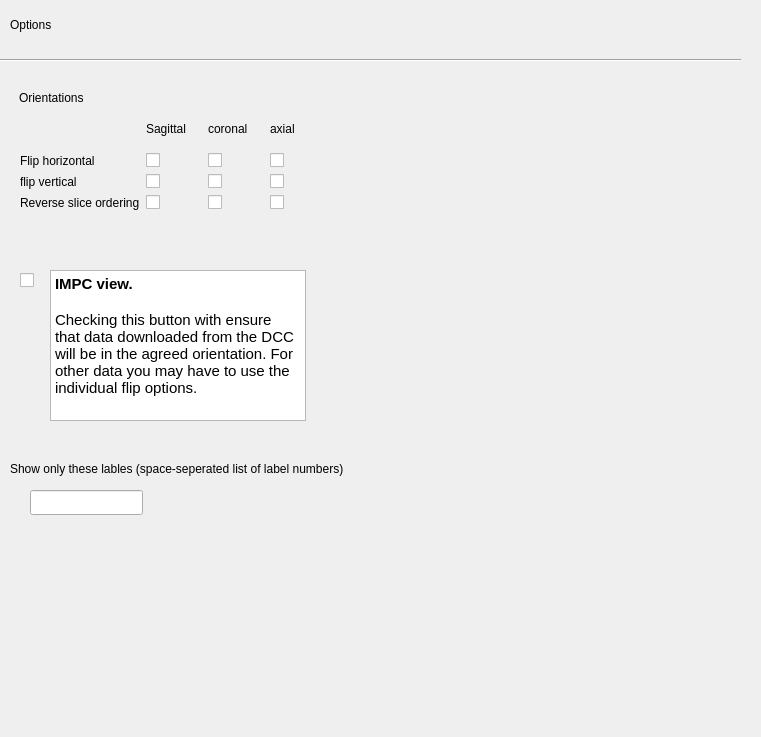
The window that vpv/ui/views/ui_options_tab.ui (VCCRI/vpv) describes before a commit, drawn with Qt 5.
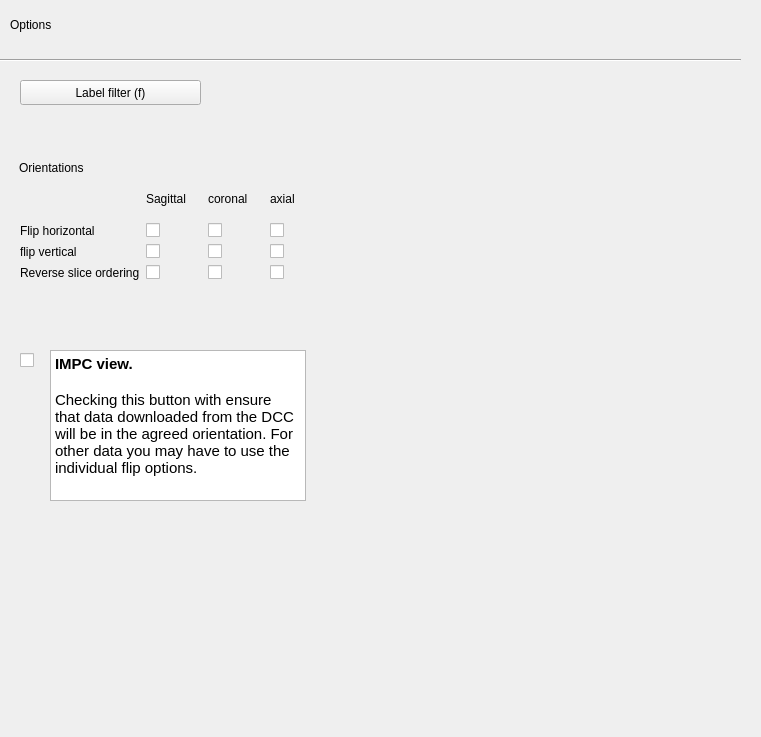
The same window after the commit.

Commit message: Moved the label filter to separate widget

What changed in the file:
```diff
--- a/vpv/ui/views/ui_options_tab.ui
+++ b/vpv/ui/views/ui_options_tab.ui
@@ -10,6 +10,12 @@
     <height>737</height>
    </rect>
   </property>
+  <property name="sizePolicy">
+   <sizepolicy hsizetype="Preferred" vsizetype="Minimum">
+    <horstretch>0</horstretch>
+    <verstretch>0</verstretch>
+   </sizepolicy>
+  </property>
   <property name="windowTitle">
    <string>Form</string>
   </property>
@@ -56,7 +62,7 @@
    <property name="geometry">
     <rect>
      <x>10</x>
-     <y>80</y>
+     <y>150</y>
      <width>344</width>
      <height>161</height>
     </rect>
@@ -196,7 +202,7 @@
    <property name="geometry">
     <rect>
      <x>20</x>
-     <y>270</y>
+     <y>350</y>
      <width>62</width>
      <height>20</height>
     </rect>
@@ -209,7 +215,7 @@
    <property name="geometry">
     <rect>
      <x>50</x>
-     <y>270</y>
+     <y>350</y>
      <width>256</width>
      <height>151</height>
     </rect>
@@ -224,27 +230,17 @@
 &lt;p style=&quot; margin-top:0px; margin-bottom:0px; margin-left:0px; margin-right:0px; -qt-block-indent:0; text-indent:0px;&quot;&gt;Checking this button with ensure that data downloaded from the DCC will be in the agreed orientation. For other data you may have to use the individual flip options.&lt;/p&gt;&lt;/body&gt;&lt;/html&gt;</string>
    </property>
   </widget>
-  <widget class="QLineEdit" name="lineEditShowLabel">
+  <widget class="QPushButton" name="pushButtonFilterLabels">
    <property name="geometry">
     <rect>
-     <x>30</x>
-     <y>490</y>
-     <width>113</width>
+     <x>20</x>
+     <y>80</y>
+     <width>181</width>
      <height>25</height>
     </rect>
    </property>
-  </widget>
-  <widget class="QLabel" name="label_9">
-   <property name="geometry">
-    <rect>
-     <x>10</x>
-     <y>460</y>
-     <width>461</width>
-     <height>17</height>
-    </rect>
-   </property>
    <property name="text">
-    <string>Show only these lables (space-seperated list of label numbers)</string>
+    <string>Label filter (f)</string>
    </property>
   </widget>
  </widget>
```
Left out of the diff: 14 changed lines with no effect on the pictures. The commit also changes 7 other files.
